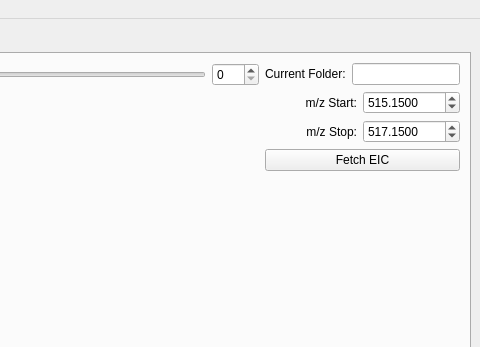
Old version of the form pyXCMS/main.ui in the repository mfitzp/toolz; both pictures show x 507 to 987 and y 0 to 347 of the 987 by 731 pixel window.
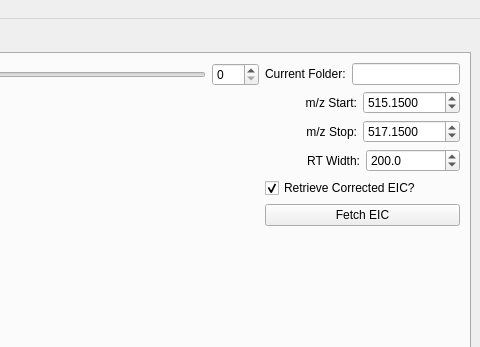
New version of the form. The open tabs and pages were chosen to show the change. Icons and pictures are not drawn. Custom widgets are drawn as their Qt base class.

The edit to the form file:
```diff
--- a/pyXCMS/main.ui
+++ b/pyXCMS/main.ui
@@ -359,6 +359,55 @@
                 </item>
                </layout>
               </item>
+              <item>
+               <layout class="QHBoxLayout" >
+                <item>
+                 <widget class="QLabel" name="label_11" >
+                  <property name="text" >
+                   <string>RT Width:</string>
+                  </property>
+                  <property name="alignment" >
+                   <set>Qt::AlignRight|Qt::AlignTrailing|Qt::AlignVCenter</set>
+                  </property>
+                 </widget>
+                </item>
+                <item>
+                 <widget class="QDoubleSpinBox" name="rtWidthSB" >
+                  <property name="toolTip" >
+                   <string>Retention time window of the EIC</string>
+                  </property>
+                  <property name="decimals" >
+                   <number>1</number>
+                  </property>
+                  <property name="minimum" >
+                   <double>1.000000000000000</double>
+                  </property>
+                  <property name="maximum" >
+                   <double>100000.000000000000000</double>
+                  </property>
+                  <property name="singleStep" >
+                   <double>1.000000000000000</double>
+                  </property>
+                  <property name="value" >
+                   <double>200.000000000000000</double>
+                  </property>
+                 </widget>
+                </item>
+               </layout>
+              </item>
+              <item>
+               <widget class="QCheckBox" name="checkBox" >
+                <property name="toolTip" >
+                 <string>Do you want the corrected EIC or the raw values?</string>
+                </property>
+                <property name="text" >
+                 <string>Retrieve Corrected EIC?</string>
+                </property>
+                <property name="checked" >
+                 <bool>true</bool>
+                </property>
+               </widget>
+              </item>
               <item>
                <widget class="QPushButton" name="getEICBtn" >
                 <property name="toolTip" >
```
Left out of the diff: 20 changed lines with no effect on the pictures.
